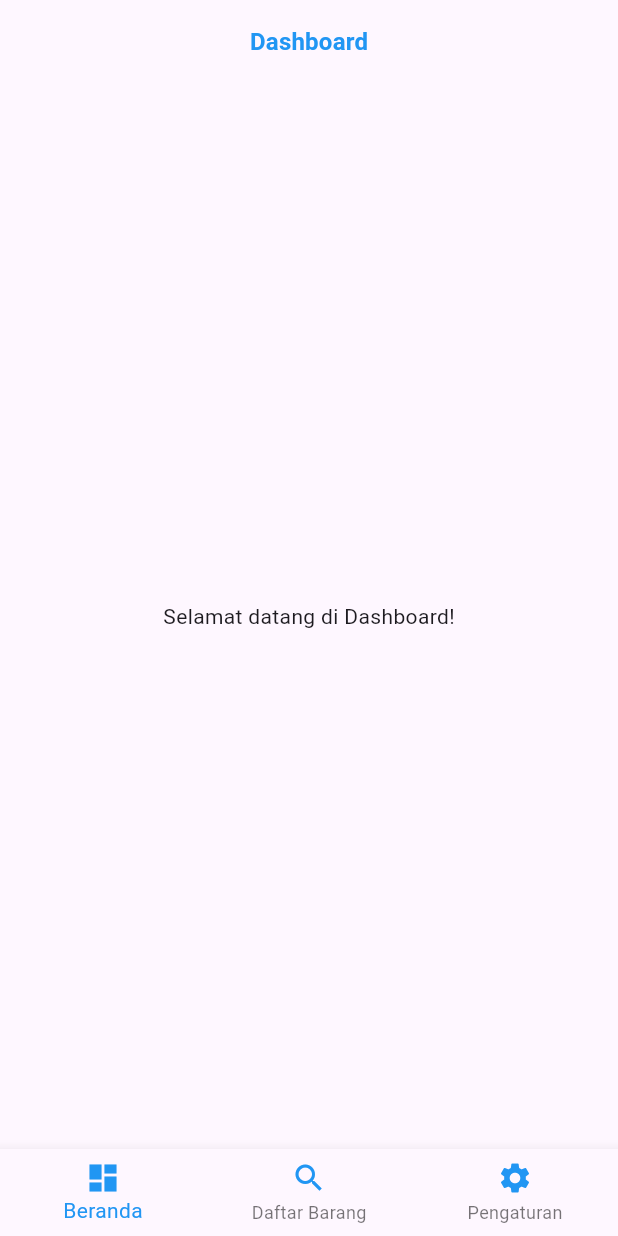
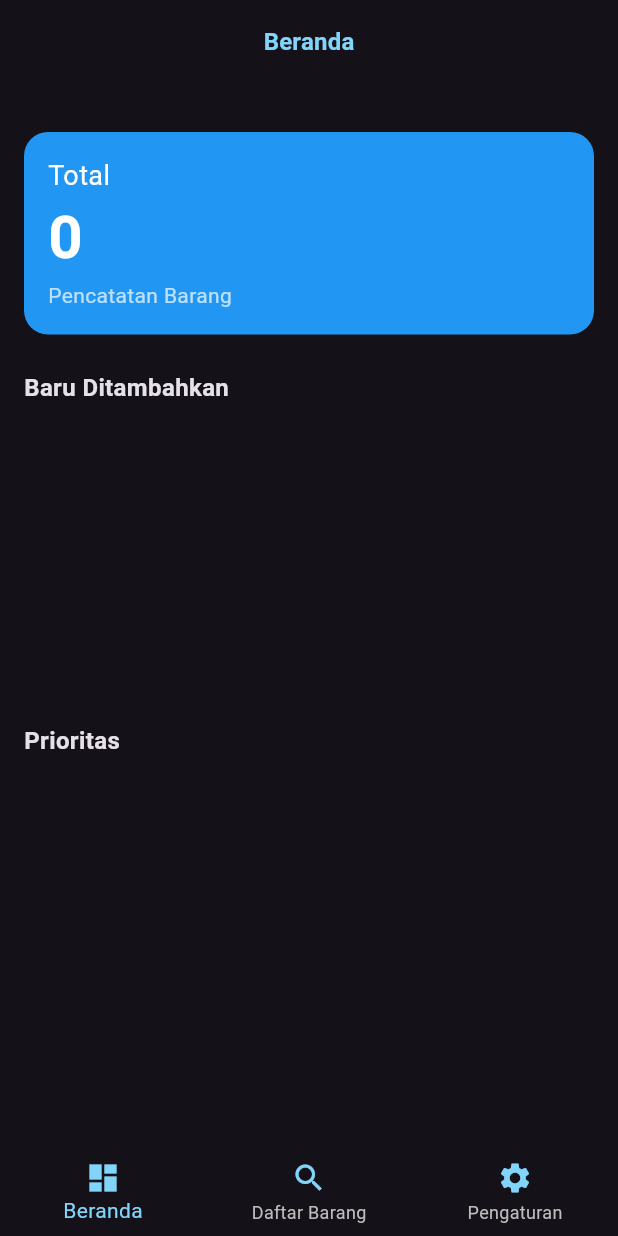
Before and after one commit to DimasRamadhanX/ItemKu, a Flutter app: the screen it shows after launch, on a phone screen of 412 x 824 dp. Run offline on Flutter 3.47's test engine with Material 3 defaults, Android fonts, the phone set to English and light mode, and no system bars; our stand-ins replace go_router, sqflite; accounts and stored records are empty.

Commit message:
BA synchronizaton to FE

```diff
--- a/lib/main.dart
+++ b/lib/main.dart
@@ -15,7 +15,7 @@ class MyApp extends StatelessWidget {
 
       theme: ThemeData.light(),
       darkTheme: ThemeData.dark(),
-      themeMode: ThemeMode.light,
+      themeMode: ThemeMode.dark,
 
       debugShowCheckedModeBanner: false,
       routerConfig: AppRoute.router, // Gunakan router dari app_route.dart
--- a/lib/routes/app_route.dart
+++ b/lib/routes/app_route.dart
@@ -6,7 +6,7 @@ import '../views/screens/list.dart';
 import '../views/screens/settings.dart';
 import '../views/screens/add.dart';
 import '../views/screens/splash.dart';
-// import '../views/screens/detail.dart';
+import '../views/screens/detail.dart';
 
 class AppRoute {
   static final GoRouter router = GoRouter(
@@ -52,17 +52,17 @@ class AppRoute {
           name: 'tambah-barang',
         ),
       ),
-      // GoRoute(
-      //   path: '/barang/:id',
-      //   name: 'detail-barang',
-      //   pageBuilder: (context, state) {
-      //     final id = int.tryParse(state.pathParameters['id'] ?? '0') ?? 0;
-      //     return MaterialPage(
-      //       child: DetailScreen(id: id),
-      //       name: 'detail-barang',
-      //     );
-      //   },
-      // ),
+      GoRoute(
+        path: '/barang/:id',
+        name: 'detail-barang',
+        pageBuilder: (context, state) {
+          final id = int.tryParse(state.pathParameters['id'] ?? '0') ?? 0;
+          return MaterialPage(
+            child: DetailScreen(id: id),
+            name: 'detail-barang',
+          );
+        },
+      ),
     ],
   );
 }
--- a/lib/services/barang_service.dart
+++ b/lib/services/barang_service.dart
@@ -3,45 +3,94 @@ import '../utils/db_helper.dart';
 
 class BarangService {
   Future<int> addBarang(Barang barang) async {
+    try {
       return await DBHelper.insertBarang(barang);
+    } catch (e) {
+      throw Exception('Gagal menambahkan barang: $e');
+    }
   }
 
   Future<List<Barang>> getAllBarang() async {
+    try {
       return await DBHelper.getAllBarang();
+    } catch (e) {
+      throw Exception('Gagal mengambil data barang: $e');
+    }
   }
 
   Future<int> updateBarang(Barang barang) async {
+    try {
       return await DBHelper.updateBarang(barang);
+    } catch (e) {
+      throw Exception('Gagal memperbarui barang: $e');
+    }
   }
 
   Future<int> deleteBarang(int id) async {
+    try {
       return await DBHelper.deleteBarang(id);
+    } catch (e) {
+      throw Exception('Gagal menghapus barang: $e');
+    }
   }
 
   Future<void> deleteDatabase() async {
+    try {
       await DBHelper.deleteDatabaseFile();
+    } catch (e) {
+      throw Exception('Gagal menghapus database: $e');
+    }
   }
 
   Future<Barang?> getBarangById(int id) async {
+    try {
       return await DBHelper.getBarangById(id);
+    } catch (e) {
+      throw Exception('Gagal mengambil barang berdasarkan ID: $e');
+    }
   }
 
   Future<List<Barang>> getBarangTerbaru() async {
+    try {
       final all = await DBHelper.getAllBarang();
       all.sort((a, b) => (b.tanggalDibuat ?? DateTime(0)).compareTo(a.tanggalDibuat ?? DateTime(0)));
       return all.take(5).toList();
+    } catch (e) {
+      throw Exception('Gagal mengambil barang terbaru: $e');
+    }
   }
 
   Future<List<Barang>> getBarangPrioritas() async {
+    try {
       final all = await DBHelper.getAllBarang();
       all.sort((a, b) {
-      // Ubah boolean ke int, lalu bandingkan supaya prioritas (1) di atas (urutan menurun)
         int p = (b.isPriority ? 1 : 0) - (a.isPriority ? 1 : 0);
-      if (p != 0) return p; // Kalau beda prioritas, pakai hasil ini
-      // Kalau prioritas sama, urut berdasarkan jumlah menurun
+        if (p != 0) return p;
         return b.jumlah.compareTo(a.jumlah);
       });
-    return all;  // ambil semua tanpa batasan jumlah
+      return all;
+    } catch (e) {
+      throw Exception('Gagal mengambil barang prioritas: $e');
+    }
+  }
+  Future<List<Barang>> searchBarangByName(String keyword) async {
+  try {
+    final all = await DBHelper.getAllBarang();
+    return all
+        .where((barang) => barang.nama.toLowerCase().contains(keyword.toLowerCase()))
+        .toList();
+  } catch (e) {
+    throw Exception('Gagal melakukan pencarian barang: $e');
+  }
+}
+
+  Future<int> countBarang() async {
+    try {
+      final all = await DBHelper.getAllBarang();
+      return all.length;
+    } catch (e) {
+      throw Exception('Gagal menghitung total barang: $e');
+    }
   }
 
 }
--- a/lib/views/screens/add.dart
+++ b/lib/views/screens/add.dart
@@ -11,7 +11,7 @@ class AddScreen extends StatelessWidget {
       backgroundColor: Colors.white,
       appBar: CustomAppBar(title: 'Tambah Barang'),
       body: Center(child: Text('add item')),
-      bottomNavigationBar: const BottomNav(currentIndex: 1),
+      bottomNavigationBar: BottomNav(currentIndex: 1),
     );
   }
 }
--- a/lib/views/screens/dashboard.dart
+++ b/lib/views/screens/dashboard.dart
@@ -1,6 +1,11 @@
 import 'package:flutter/material.dart';
+import 'package:myitems/models/barang_model.dart';
+import 'package:myitems/services/barang_service.dart';
 import '../components/bottomnav.dart';
 import '../components/customappbar.dart';
+import 'package:go_router/go_router.dart';
+import '../components/carddash.dart';
+
 
 class DashboardScreen extends StatefulWidget {
   const DashboardScreen({super.key});
@@ -10,13 +15,108 @@ class DashboardScreen extends StatefulWidget {
 }
 
 class _DashboardScreenState extends State<DashboardScreen> {
+  final BarangService _barangService = BarangService();
+  int totalBarang = 0;
+  List<Barang> barangTerbaru = [];
+  List<Barang> barangPrioritas = [];
+
+  @override
+  void initState() {
+    super.initState();
+    _loadData();
+  }
+
+  Future<void> _loadData() async {
+    final count = await _barangService.countBarang();
+    final terbaru = await _barangService.getBarangTerbaru();
+    final prioritas = await _barangService.getBarangPrioritas();
+
+    setState(() {
+      totalBarang = count;
+      barangTerbaru = terbaru;
+      barangPrioritas = prioritas;
+    });
+  }
+
   @override
   Widget build(BuildContext context) {
     return Scaffold(
       backgroundColor: Theme.of(context).scaffoldBackgroundColor,
-      appBar: const CustomAppBar(title: 'Dashboard'),
-      body: const Center(child: Text('Selamat datang di Dashboard!')),
-      //jangan dihapus bottom navbar
+      appBar: const CustomAppBar(title: 'Beranda'),
+      body: SingleChildScrollView(
+        padding: const EdgeInsets.all(16),
+        child: Column(
+          crossAxisAlignment: CrossAxisAlignment.start,
+          children: [
+            const SizedBox(height: 16),
+
+            // Card Total Barang
+            Container(
+              width: double.infinity,
+              padding: const EdgeInsets.all(16),
+              decoration: BoxDecoration(
+                color: Colors.blue,
+                borderRadius: BorderRadius.circular(16),
+              ),
+              child: Column(
+                crossAxisAlignment: CrossAxisAlignment.start,
+                children: [
+                  const Text('Total', style: TextStyle(color: Colors.white, fontSize: 18)),
+                  Text(
+                    '$totalBarang',
+                    style: const TextStyle(color: Colors.white, fontSize: 40, fontWeight: FontWeight.bold),
+                  ),
+                  const Text('Pencatatan Barang', style: TextStyle(color: Colors.white70)),
+                ],
+              ),
+            ),
+
+            const SizedBox(height: 24),
+
+            // Bagian Barang Terbaru
+            const Text('Baru Ditambahkan', style: TextStyle(fontWeight: FontWeight.bold, fontSize: 16)),
+            const SizedBox(height: 8),
+            SizedBox(
+              height: 180,
+              child: ListView.builder(
+                scrollDirection: Axis.horizontal,
+                itemCount: barangTerbaru.length,
+                itemBuilder: (context, index) {
+                  final barang = barangTerbaru[index];
+                  return Padding(
+                    padding: const EdgeInsets.only(right: 12),
+                    child: CardDash(
+                      barang: barang
+                    ),
+                  );
+                },
+              ),
+            ),
+
+            const SizedBox(height: 24),
+
+            // Bagian Barang Prioritas
+            const Text('Prioritas', style: TextStyle(fontWeight: FontWeight.bold, fontSize: 16)),
+            const SizedBox(height: 8),
+            SizedBox(
+              height: 180,
+              child: ListView.builder(
+                scrollDirection: Axis.horizontal,
+                itemCount: barangPrioritas.length,
+                itemBuilder: (context, index) {
+                  final barang = barangPrioritas[index];
+                  return Padding(
+                    padding: const EdgeInsets.only(right: 12),
+                    child: CardDash(
+                      barang: barang
+                    ),
+                  );
+                },
+              ),
+            ),
+          ],
+        ),
+      ),
       bottomNavigationBar: const BottomNav(currentIndex: 0),
     );
   }
```
Also changed, not shown: lib/views/components/carddash.dart (added, +85 -0 lines), lib/views/screens/detail.dart (+61 -5 lines), lib/views/screens/tes.dart (+108 -108 lines). Lines whose indentation alone changed are shown as unchanged.
